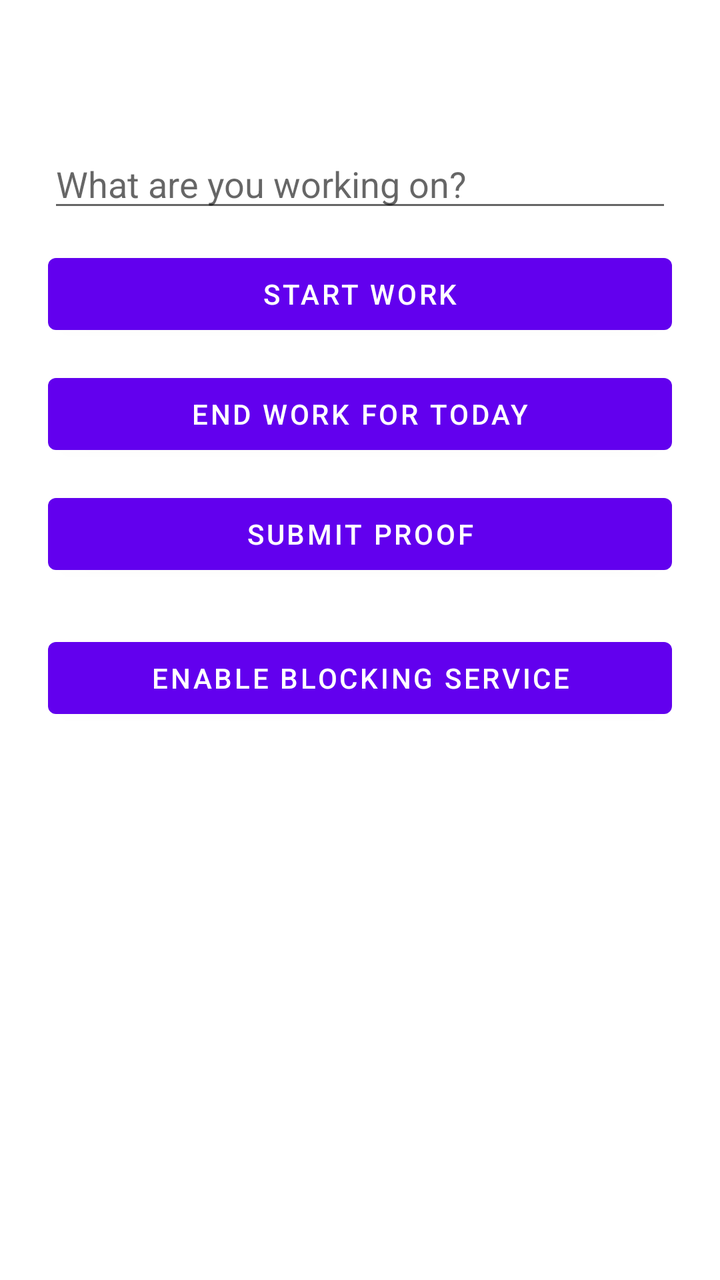
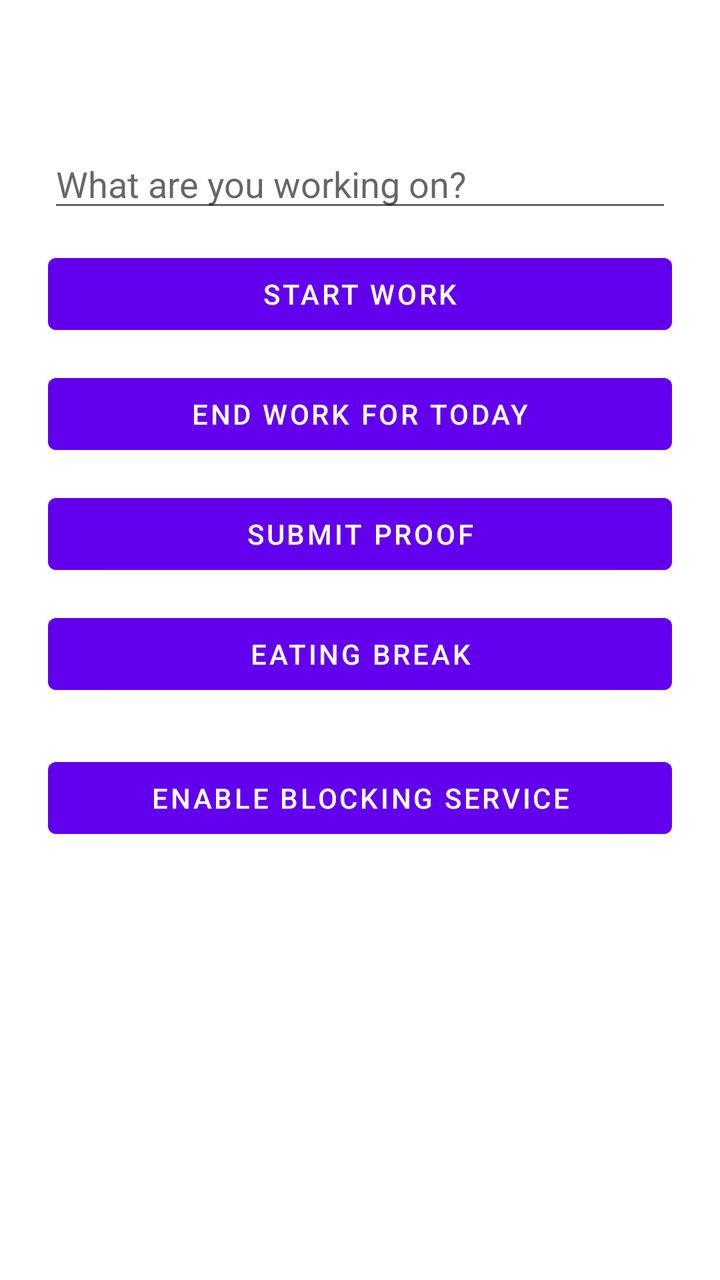

Before-and-after screenshots of an Android layout around one commit, followed by the original layout XML and the change that was made.
<!-- AndroidManifest.xml: application theme Theme.LockoutGate -->
<!-- res/layout/activity_main.xml -->
<?xml version="1.0" encoding="utf-8"?>
<ScrollView xmlns:android="http://schemas.android.com/apk/res/android"
    android:layout_width="match_parent"
    android:layout_height="match_parent">

    <LinearLayout
        android:layout_width="match_parent"
        android:layout_height="wrap_content"
        android:orientation="vertical"
        android:padding="24dp">

        <TextView
            android:id="@+id/statusText"
            android:layout_width="match_parent"
            android:layout_height="wrap_content"
            android:textSize="16sp"
            android:paddingBottom="24dp" />

        <EditText
            android:id="@+id/taskInput"
            android:layout_width="match_parent"
            android:layout_height="wrap_content"
            android:hint="@string/task_hint"
            android:inputType="text" />

        <Button
            android:id="@+id/startWorkButton"
            android:layout_width="match_parent"
            android:layout_height="wrap_content"
            android:layout_marginTop="12dp"
            android:text="@string/start_work" />

        <Button
            android:id="@+id/endWorkButton"
            android:layout_width="match_parent"
            android:layout_height="wrap_content"
            android:layout_marginTop="12dp"
            android:text="@string/end_work" />

        <Button
            android:id="@+id/submitProofButton"
            android:layout_width="match_parent"
            android:layout_height="wrap_content"
            android:layout_marginTop="12dp"
            android:text="@string/submit_proof" />

        <Button
            android:id="@+id/enableAccessibilityButton"
            android:layout_width="match_parent"
            android:layout_height="wrap_content"
            android:layout_marginTop="24dp"
            android:text="@string/enable_accessibility" />

    </LinearLayout>
</ScrollView>
<!-- resources referenced by this layout -->
<resources>
  <string name="enable_accessibility">Enable blocking service</string>
  <string name="end_work">End work for today</string>
  <string name="start_work">Start work</string>
  <string name="submit_proof">Submit proof</string>
  <string name="task_hint">What are you working on?</string>
  <style name="Theme.LockoutGate" parent="Theme.MaterialComponents.DayNight.NoActionBar" />
</resources>

<!-- the commit's change to res/layout/activity_main.xml (unified diff, before → after) -->
@@ -45,6 +45,13 @@
             android:text="@string/submit_proof" />
 
         <Button
+            android:id="@+id/eatingBreakButton"
+            android:layout_width="match_parent"
+            android:layout_height="wrap_content"
+            android:layout_marginTop="12dp"
+            android:text="@string/eating_break" />
+
+        <Button
             android:id="@+id/enableAccessibilityButton"
             android:layout_width="match_parent"
             android:layout_height="wrap_content"
<!-- resource entries referenced after the edit -->
@@ -1,5 +1,6 @@
 <!-- resources referenced by this layout -->
 <resources>
+  <string name="eating_break">Eating break</string>
   <string name="enable_accessibility">Enable blocking service</string>
   <string name="end_work">End work for today</string>
   <string name="start_work">Start work</string>
